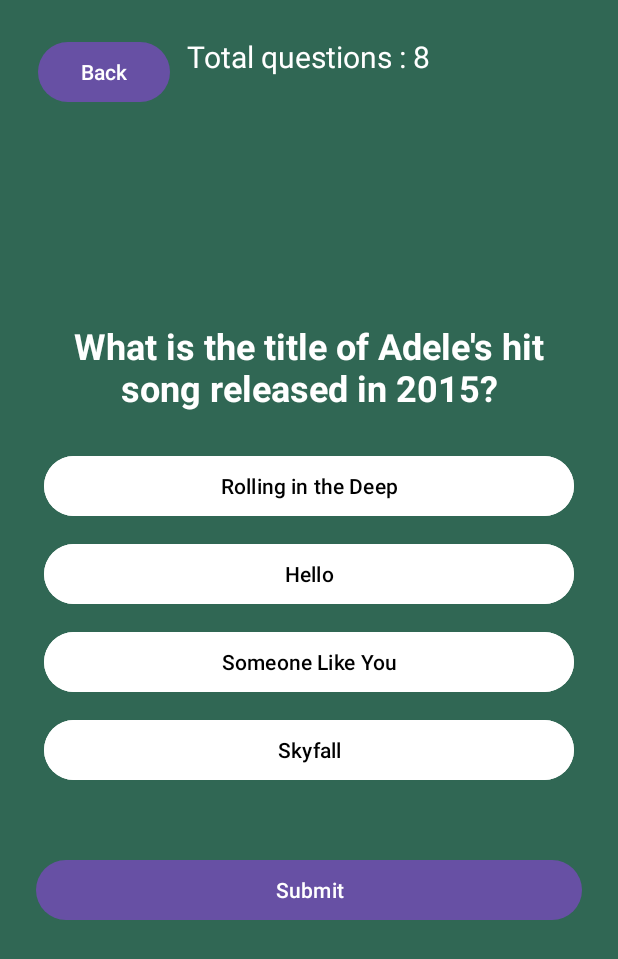
After one commit to mnguyen402/SpotifyWrapper-sdk, an Android app: the Game_Activity screen opened directly, with no data from a screen before it, on a phone screen of 412 x 824 dp. The commit adds this screen. Shown: the top 959 px of the screen. Run offline under Robolectric (Android 15) with nearby library versions, the phone set to English and light mode, and no system bars.

Commit message:
quiz game implemented

```diff
--- a/app/src/main/AndroidManifest.xml
+++ b/app/src/main/AndroidManifest.xml
@@ -14,6 +14,9 @@
         android:supportsRtl="true"
         android:theme="@style/Theme.Spotifysdk"
         tools:targetApi="31">
+        <activity
+            android:name=".Game_Activity"
+            android:exported = "false"/>
         <activity
             android:name=".SpotifyWrapperActivity"
             android:exported="false" />
--- /dev/null
+++ b/app/src/main/java/com/example/spotify_sdk/Game_Activity.java
@@ -0,0 +1,120 @@
+package com.example.spotify_sdk;
+
+import android.content.Intent;
+import android.graphics.Color;
+import android.os.Bundle;
+import android.view.View;
+import android.widget.Button;
+import android.widget.TextView;
+import android.app.AlertDialog;
+
+import androidx.appcompat.app.AppCompatActivity;
+
+public class Game_Activity extends AppCompatActivity implements View.OnClickListener{
+
+    TextView totalQuestionsTextView;
+    TextView questionTextView;
+    Button ansA, ansB, ansC, ansD;
+    Button submitBtn;
+
+    int score=0;
+    int totalQuestion = Question_and_Answer.question.length;
+    int currentQuestionIndex = 0;
+    String selectedAnswer = "";
+
+    protected void onCreate(Bundle savedInstanceState) {
+        super.onCreate(savedInstanceState);
+        setContentView(R.layout.activity_game_page);
+
+        totalQuestionsTextView = findViewById(R.id.total_question);
+        questionTextView = findViewById(R.id.question);
+        ansA = findViewById(R.id.ans_A);
+        ansB = findViewById(R.id.ans_B);
+        ansC = findViewById(R.id.ans_C);
+        ansD = findViewById(R.id.ans_D);
+        submitBtn = findViewById(R.id.submit_btn);
+
+        ansA.setOnClickListener(this);
+        ansB.setOnClickListener(this);
+        ansC.setOnClickListener(this);
+        ansD.setOnClickListener(this);
+        submitBtn.setOnClickListener(this);
+
+        totalQuestionsTextView.setText("Total questions : "+totalQuestion);
+
+        loadNewQuestion();
+
+        Button backBth = findViewById(R.id.backBtn);
+        backBth.setOnClickListener(new View.OnClickListener() {
+            @Override
+            public void onClick(View v) {
+                // Intent to navigate to the Login activity
+                Intent intent = new Intent(Game_Activity.this, MainActivity.class);
+                startActivity(intent);
+            }
+        });
+    }
+
+    @Override
+    public void onClick(View view) {
+        ansA.setBackgroundColor(Color.WHITE);
+        ansB.setBackgroundColor(Color.WHITE);
+        ansC.setBackgroundColor(Color.WHITE);
+        ansD.setBackgroundColor(Color.WHITE);
+
+        Button clickedButton = (Button) view;
+        if(clickedButton.getId()==R.id.submit_btn){
+            if(selectedAnswer.equals(Question_and_Answer.correctAnswers[currentQuestionIndex])){
+                score++;
+            }
+            currentQuestionIndex++;
+            loadNewQuestion();
+
+
+        }else{
+            //choices button clicked
+            selectedAnswer  = clickedButton.getText().toString();
+            clickedButton.setBackgroundColor(Color.MAGENTA);
+
+        }
+
+    }
+
+
+    void loadNewQuestion() {
+        if(currentQuestionIndex == totalQuestion ){
+            finishQuiz();
+            return;
+        }
+
+        questionTextView.setText(Question_and_Answer.question[currentQuestionIndex]);
+        ansA.setText(Question_and_Answer.choices[currentQuestionIndex][0]);
+        ansB.setText(Question_and_Answer.choices[currentQuestionIndex][1]);
+        ansC.setText(Question_and_Answer.choices[currentQuestionIndex][2]);
+        ansD.setText(Question_and_Answer.choices[currentQuestionIndex][3]);
+
+    }
+    void finishQuiz(){
+        String passStatus = "";
+        if(score > totalQuestion*0.60){
+            passStatus = "Passed";
+        }else{
+            passStatus = "Failed";
+        }
+
+        new AlertDialog.Builder(this)
+                .setTitle(passStatus)
+                .setMessage("Score is "+ score+" out of "+ totalQuestion)
+                .setPositiveButton("Restart",(dialogInterface, i) -> restartQuiz() )
+                .setCancelable(false)
+                .show();
+
+
+    }
+
+    void restartQuiz(){
+        score = 0;
+        currentQuestionIndex =0;
+        loadNewQuestion();
+    }
+}
--- a/app/src/main/java/com/example/spotify_sdk/HomePageActivity.java
+++ b/app/src/main/java/com/example/spotify_sdk/HomePageActivity.java
@@ -4,8 +4,8 @@ import android.content.Intent;
 import android.os.Bundle;
 import android.view.View;
 import android.widget.Button;
+
 import androidx.appcompat.app.AppCompatActivity;
-import com.google.android.material.bottomnavigation.BottomNavigationView;
 
 public class HomePageActivity extends AppCompatActivity {
 
@@ -25,5 +25,7 @@ public class HomePageActivity extends AppCompatActivity {
             }
         });
 
+
+
     }
 }
--- /dev/null
+++ b/app/src/main/java/com/example/spotify_sdk/Question_and_Answer.java
@@ -0,0 +1,40 @@
+package com.example.spotify_sdk;
+
+public class Question_and_Answer {
+    public static String question[] ={
+            "What is the title of Adele's hit song released in 2015?",
+            "Who is known as the King of Pop?",
+            "Which band released the album Abbey Road in 1969?",
+            "Who wrote the song Bohemian Rhapsody?",
+            "Which singer is known for hits like Shape of You and Thinking Out Loud?",
+            "Who released the song Blinding Lights, which became a global hit in 2020?",
+            "Who is known for the song Drivers License, which became a viral sensation in 2021?",
+            "What is the name of the K-pop boy band that released the hit song Dynamite in 2020?"
+    };
+
+    public static String choices[][] = {
+            {"Rolling in the Deep","Hello","Someone Like You","Skyfall"},
+            {"Michael Jackson","Elvis Presley","Madonna","Prince"},
+            {"The Rolling Stones","The Beatles","Led Zeppelin","The Beach Boys"},
+            {"Freddie Mercury","John Lennon","Paul McCartney","Elton John"},
+            {"Justin Bieber","Ed Sheeran","Bruno Mars","Shawn Mendes"},
+            {"The Weeknd","Drake","Da Babby","Post Malone"},
+            {"Olivia Rodrigo","Selena Gomez","Demi Lovato","Miley Cyrus"},
+            {"EXO","Black Pink","New Jeans","BTS"}
+
+
+
+
+    };
+
+    public static String correctAnswers[] = {
+            "Hello",
+            "Michael Jackson",
+            "The Beatles",
+            "Freddie Mercury",
+            "Ed Sheeran",
+            "The Weeknd",
+            "Olivia Rodrigo",
+            "BTS"
+    };
+}
--- /dev/null
+++ b/app/src/main/res/layout/activity_game_page.xml
@@ -0,0 +1,95 @@
+<?xml version="1.0" encoding="utf-8"?>
+<RelativeLayout xmlns:android="http://schemas.android.com/apk/res/android"
+    android:layout_width="match_parent"
+    android:layout_height="match_parent"
+    android:background="@color/sea_green"
+    android:padding="24dp">
+
+    <TextView
+        android:id="@+id/total_question"
+        android:layout_width="wrap_content"
+        android:layout_height="wrap_content"
+        android:layout_centerHorizontal="true"
+        android:text="Total Questions"
+
+        android:textColor="@color/white"
+        android:textSize="20dp" />
+
+    <TextView
+        android:layout_width="match_parent"
+        android:layout_height="wrap_content"
+        android:id="@+id/question"
+        android:textStyle="bold"
+        android:text="This will be the question"
+        android:textColor="@color/white"
+        android:textSize="24dp"
+        android:textAlignment="center"
+        android:layout_margin="20dp"
+        android:layout_above="@id/choices_layout"/>
+
+    <Button
+        android:id="@+id/backBtn"
+        android:layout_width="wrap_content"
+        android:layout_height="wrap_content"
+        android:layout_marginStart="1dp"
+        android:layout_marginEnd="1dp"
+        android:layout_marginBottom="1dp"
+
+        android:text="Back"
+        android:textColor="@color/white" />
+
+    <LinearLayout
+        android:layout_width="match_parent"
+        android:layout_height="wrap_content"
+        android:id="@+id/choices_layout"
+        android:layout_centerInParent="true"
+        android:orientation="vertical">
+
+
+        <Button
+            android:layout_width="match_parent"
+            android:layout_height="wrap_content"
+            android:id="@+id/ans_A"
+            android:layout_margin="5dp"
+            android:backgroundTint="@color/white"
+            android:text="Ans A"
+            android:textColor="@color/black"/>
+
+        <Button
+            android:layout_width="match_parent"
+            android:layout_height="wrap_content"
+            android:id="@+id/ans_B"
+            android:layout_margin="5dp"
+            android:backgroundTint="@color/white"
+            android:text="Ans B"
+            android:textColor="@color/black"/>
+
+        <Button
+            android:layout_width="match_parent"
+            android:layout_height="wrap_content"
+            android:id="@+id/ans_C"
+            android:layout_margin="5dp"
+            android:backgroundTint="@color/white"
+            android:text="Ans C"
+            android:textColor="@color/black"/>
+        <Button
+            android:layout_width="match_parent"
+            android:layout_height="wrap_content"
+            android:id="@+id/ans_D"
+            android:layout_margin="5dp"
+            android:backgroundTint="@color/white"
+            android:text="Ans D"
+            android:textColor="@color/black"/>
+
+    </LinearLayout>
+
+    <Button
+        android:layout_width="match_parent"
+        android:layout_height="wrap_content"
+        android:id="@+id/submit_btn"
+        android:text="Submit"
+
+        android:layout_below="@id/choices_layout"
+        android:layout_marginTop="40dp"/>
+
+</RelativeLayout>
--- a/app/src/main/res/layout/activity_home_page.xml
+++ b/app/src/main/res/layout/activity_home_page.xml
@@ -48,4 +48,6 @@
         android:layout_marginBottom="96dp"
         app:layout_constraintVertical_bias="0.8"/>
 
+
+
 </androidx.constraintlayout.widget.ConstraintLayout>
```
Also changed, not shown: app/src/main/java/com/example/spotify_sdk/ApiActivity.java (+13 -5 lines), app/src/main/java/com/example/spotify_sdk/MainActivity.java (+12 -3 lines), app/src/main/java/com/example/spotify_sdk/SummaryActivity.java (+15 -3 lines), app/src/main/res/layout/activity_main.xml (+18 -3 lines), app/src/main/res/layout/activity_summary.xml (+12 -0 lines), app/src/main/res/layout/api_layout.xml (+11 -0 lines).
